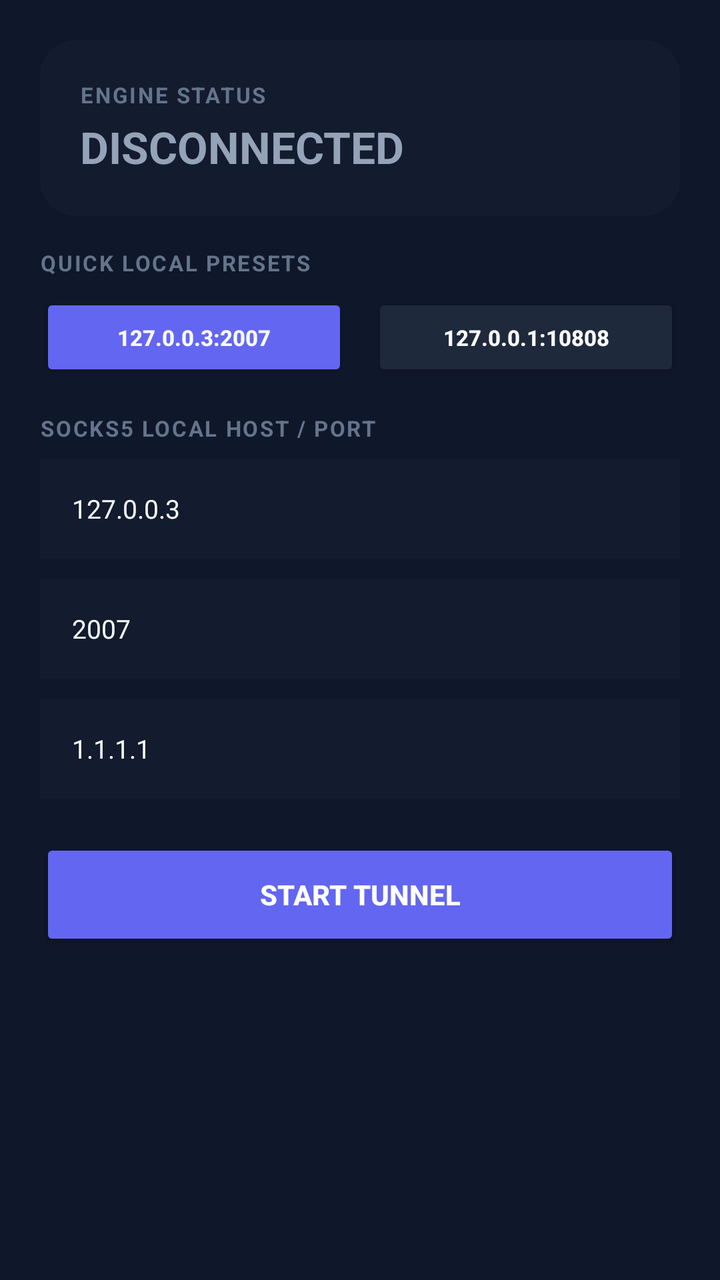
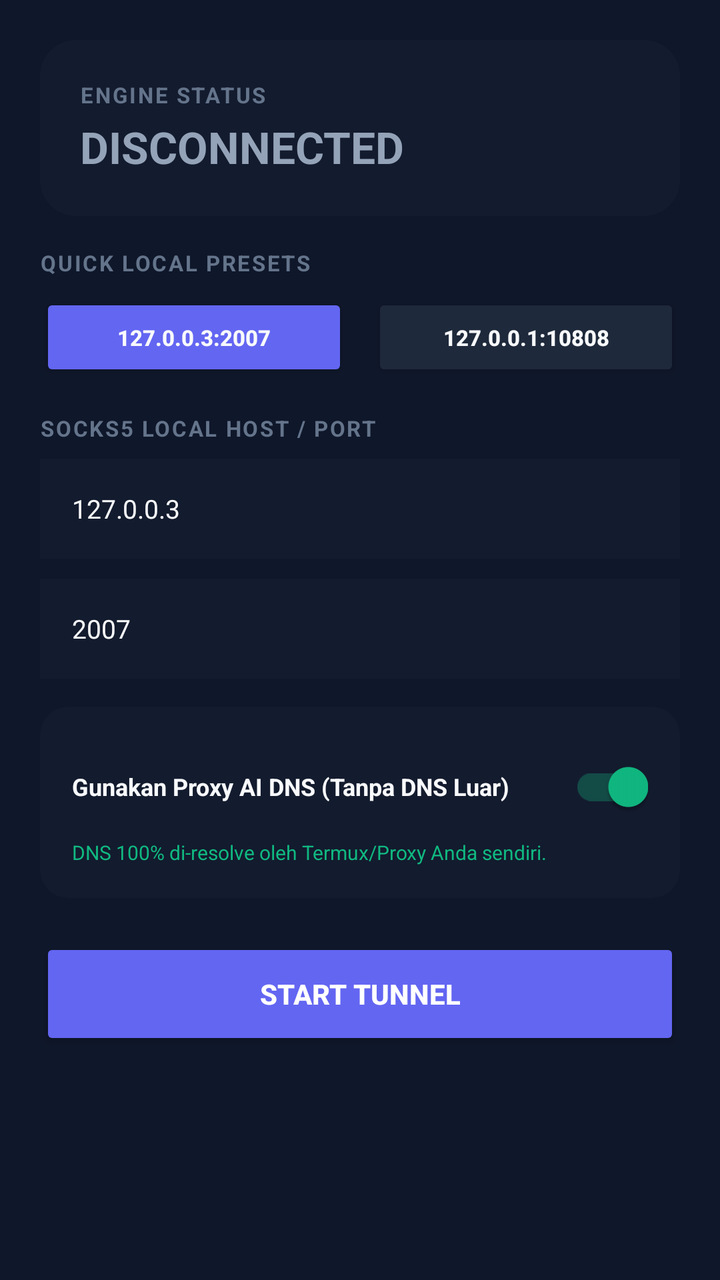

Screens rendered from an Android XML layout before and after an edit, with the pre-edit source and the edit as a unified diff.
<!-- AndroidManifest.xml: application theme Theme.NeuralVPN -->
<!-- res/layout/layout_home.xml -->
<?xml version="1.0" encoding="utf-8"?>
<ScrollView
    xmlns:android="http://schemas.android.com/apk/res/android"
    xmlns:app="http://schemas.android.com/apk/res-auto"
    android:layout_width="match_parent"
    android:layout_height="match_parent"
    android:fillViewport="true">

    <LinearLayout
        android:layout_width="match_parent"
        android:layout_height="wrap_content"
        android:orientation="vertical"
        android:padding="20dp">

        
        <androidx.cardview.widget.CardView
            android:layout_width="match_parent"
            android:layout_height="wrap_content"
            app:cardBackgroundColor="#131B2E"
            app:cardCornerRadius="18dp"
            app:cardElevation="0dp"
            android:layout_marginBottom="16dp">

            <LinearLayout
                android:layout_width="match_parent"
                android:layout_height="wrap_content"
                android:orientation="vertical"
                android:padding="20dp">

                <TextView
                    android:layout_width="wrap_content"
                    android:layout_height="wrap_content"
                    android:text="ENGINE STATUS"
                    android:textColor="#64748B"
                    android:textSize="11sp"
                    android:textStyle="bold"
                    android:letterSpacing="0.08" />

                <TextView
                    android:id="@+id/tv_status_badge"
                    android:layout_width="wrap_content"
                    android:layout_height="wrap_content"
                    android:text="DISCONNECTED"
                    android:textColor="#94A3B8"
                    android:textSize="22sp"
                    android:textStyle="bold"
                    android:layout_marginTop="4dp" />
            </LinearLayout>
        </androidx.cardview.widget.CardView>

        
        <TextView
            android:layout_width="wrap_content"
            android:layout_height="wrap_content"
            android:text="QUICK LOCAL PRESETS"
            android:textColor="#64748B"
            android:textSize="11sp"
            android:textStyle="bold"
            android:letterSpacing="0.08"
            android:layout_marginBottom="8dp" />

        <LinearLayout
            android:layout_width="match_parent"
            android:layout_height="wrap_content"
            android:orientation="horizontal"
            android:layout_marginBottom="16dp">

            <Button
                android:id="@+id/btn_preset_termux_2007"
                android:layout_width="0dp"
                android:layout_height="44dp"
                android:layout_weight="1"
                android:text="127.0.0.3:2007"
                android:textSize="11sp"
                android:textStyle="bold"
                android:textColor="#F8FAFC"
                android:backgroundTint="#6366F1"
                android:layout_marginEnd="6dp" />

            <Button
                android:id="@+id/btn_preset_termux_10808"
                android:layout_width="0dp"
                android:layout_height="44dp"
                android:layout_weight="1"
                android:text="127.0.0.1:10808"
                android:textSize="11sp"
                android:textStyle="bold"
                android:textColor="#F8FAFC"
                android:backgroundTint="#1E293B"
                android:layout_marginStart="6dp" />
        </LinearLayout>

        
        <TextView
            android:layout_width="wrap_content"
            android:layout_height="wrap_content"
            android:text="SOCKS5 LOCAL HOST / PORT"
            android:textColor="#64748B"
            android:textSize="11sp"
            android:textStyle="bold"
            android:letterSpacing="0.08"
            android:layout_marginBottom="8dp" />

        <EditText
            android:id="@+id/et_socks_host"
            android:layout_width="match_parent"
            android:layout_height="50dp"
            android:background="#131B2E"
            android:text="127.0.0.3"
            android:textColorHint="#475569"
            android:textColor="#F8FAFC"
            android:paddingStart="16dp"
            android:paddingEnd="16dp"
            android:textSize="13sp"
            android:layout_marginBottom="10dp"
            android:singleLine="true" />

        <EditText
            android:id="@+id/et_socks_port"
            android:layout_width="match_parent"
            android:layout_height="50dp"
            android:background="#131B2E"
            android:text="2007"
            android:textColorHint="#475569"
            android:textColor="#F8FAFC"
            android:inputType="number"
            android:paddingStart="16dp"
            android:paddingEnd="16dp"
            android:textSize="13sp"
            android:layout_marginBottom="10dp"
            android:singleLine="true" />

        <EditText
            android:id="@+id/et_dns_addr"
            android:layout_width="match_parent"
            android:layout_height="50dp"
            android:background="#131B2E"
            android:text="1.1.1.1"
            android:textColorHint="#475569"
            android:textColor="#F8FAFC"
            android:paddingStart="16dp"
            android:paddingEnd="16dp"
            android:textSize="13sp"
            android:layout_marginBottom="20dp"
            android:singleLine="true" />

        
        <Button
            android:id="@+id/btn_toggle_vpn"
            android:layout_width="match_parent"
            android:layout_height="56dp"
            android:text="START TUNNEL"
            android:textColor="#FFFFFF"
            android:textStyle="bold"
            android:textSize="14sp"
            android:backgroundTint="#6366F1" />

    </LinearLayout>
</ScrollView>
<!-- resources referenced by this layout -->
<resources>
  <style name="Theme.NeuralVPN" parent="Theme.MaterialComponents.DayNight.NoActionBar">
          <item name="colorPrimary">#6366F1</item>
          <item name="colorPrimaryVariant">#4F46E5</item>
          <item name="colorOnPrimary">#FFFFFF</item>
          <item name="colorSecondary">#10B981</item>
          <item name="colorSecondaryVariant">#059669</item>
          <item name="colorOnSecondary">#FFFFFF</item>
          <item name="android:statusBarColor">#0F172A</item>
          <item name="android:navigationBarColor">#0F172A</item>
          <item name="android:windowBackground">#0F172A</item>
      </style>
</resources>

<!-- the commit's change to res/layout/layout_home.xml (unified diff, before → after) -->
@@ -127,22 +127,58 @@
             android:paddingStart="16dp"
             android:paddingEnd="16dp"
             android:textSize="13sp"
-            android:layout_marginBottom="10dp"
+            android:layout_marginBottom="14dp"
             android:singleLine="true" />
 
-        <EditText
-            android:id="@+id/et_dns_addr"
+        
+        <androidx.cardview.widget.CardView
             android:layout_width="match_parent"
-            android:layout_height="50dp"
-            android:background="#131B2E"
-            android:text="1.1.1.1"
-            android:textColorHint="#475569"
-            android:textColor="#F8FAFC"
-            android:paddingStart="16dp"
-            android:paddingEnd="16dp"
-            android:textSize="13sp"
-            android:layout_marginBottom="20dp"
-            android:singleLine="true" />
+            android:layout_height="wrap_content"
+            app:cardBackgroundColor="#131B2E"
+            app:cardCornerRadius="14dp"
+            app:cardElevation="0dp"
+            android:layout_marginBottom="20dp">
+
+            <LinearLayout
+                android:layout_width="match_parent"
+                android:layout_height="wrap_content"
+                android:orientation="vertical"
+                android:padding="16dp">
+
+                <androidx.appcompat.widget.SwitchCompat
+                    android:id="@+id/switch_use_internal_dns"
+                    android:layout_width="match_parent"
+                    android:layout_height="wrap_content"
+                    android:text="Gunakan Proxy AI DNS (Tanpa DNS Luar)"
+                    android:textColor="#F8FAFC"
+                    android:textSize="12sp"
+                    android:textStyle="bold"
+                    android:checked="true" />
+
+                <TextView
+                    android:layout_width="match_parent"
+                    android:layout_height="wrap_content"
+                    android:text="DNS 100% di-resolve oleh Termux/Proxy Anda sendiri."
+                    android:textColor="#10B981"
+                    android:textSize="10sp"
+                    android:layout_marginTop="2dp" />
+
+                <EditText
+                    android:id="@+id/et_dns_addr"
+                    android:layout_width="match_parent"
+                    android:layout_height="46dp"
+                    android:background="#090D16"
+                    android:hint="Custom DNS (e.g. 1.1.1.1)"
+                    android:textColorHint="#475569"
+                    android:textColor="#F8FAFC"
+                    android:paddingStart="12dp"
+                    android:paddingEnd="12dp"
+                    android:textSize="12sp"
+                    android:layout_marginTop="10dp"
+                    android:singleLine="true"
+                    android:visibility="gone" />
+            </LinearLayout>
+        </androidx.cardview.widget.CardView>
 
         
         <Button
